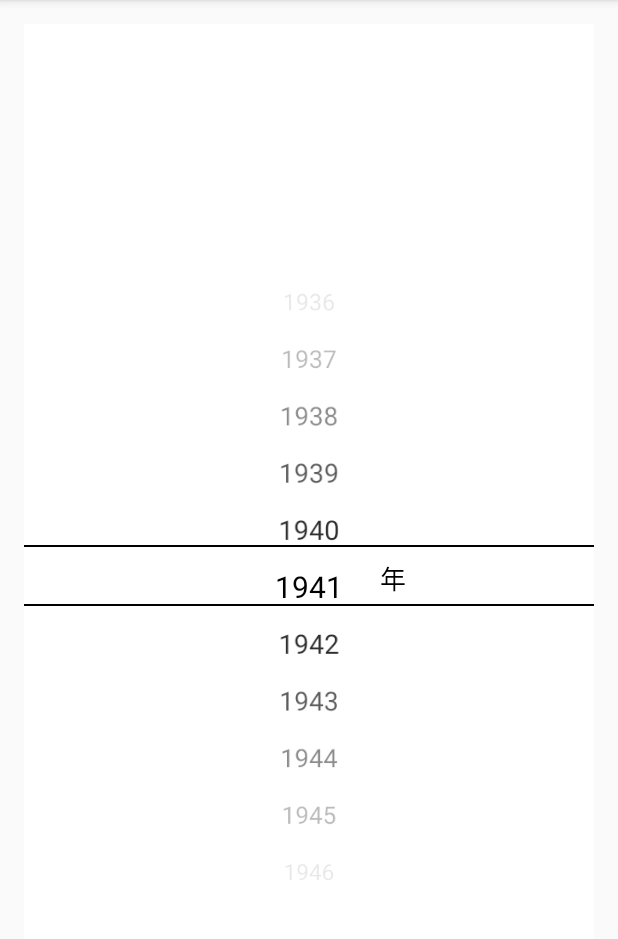
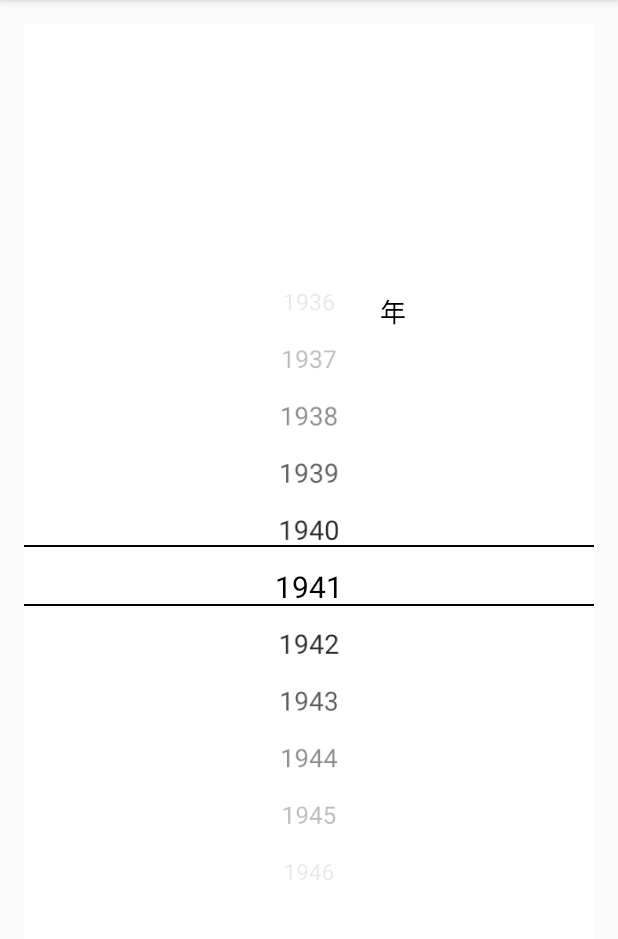
Before and after one commit to Sanjay-F/WheelView, an Android app: the screen it shows after launch (MainActivity), on a phone screen of 412 x 824 dp, the part 84-1023 px from its top. Run offline under Robolectric (Android 15) with nearby library versions, the phone set to English and light mode, and no system bars.

Commit message:
+改个小问题

```diff
--- a/wheelviewlib/src/main/java/com/example/sanjay/wheelviewlib/RecycleWheelView.java
+++ b/wheelviewlib/src/main/java/com/example/sanjay/wheelviewlib/RecycleWheelView.java
@@ -195,7 +195,7 @@ public class RecycleWheelView extends RecyclerView {
                 height = getChildAt(0).getWidth();
             }
             int startLeft = getWidth() * 5 / 8;
-            int paddingV = (getHeight() - height) >> 1;
+            int paddingV = getPaddingTop();
             int centerY = (int) (paddingV + height / 2 + labelTextPaint.getTextSize() / 2);
 //            Log.e(TAG, " view Width " + width + " parentWidth=" + getWidth() + "padV=" + paddingV);
             canvas.drawText(lable, startLeft, centerY, labelTextPaint);
```
